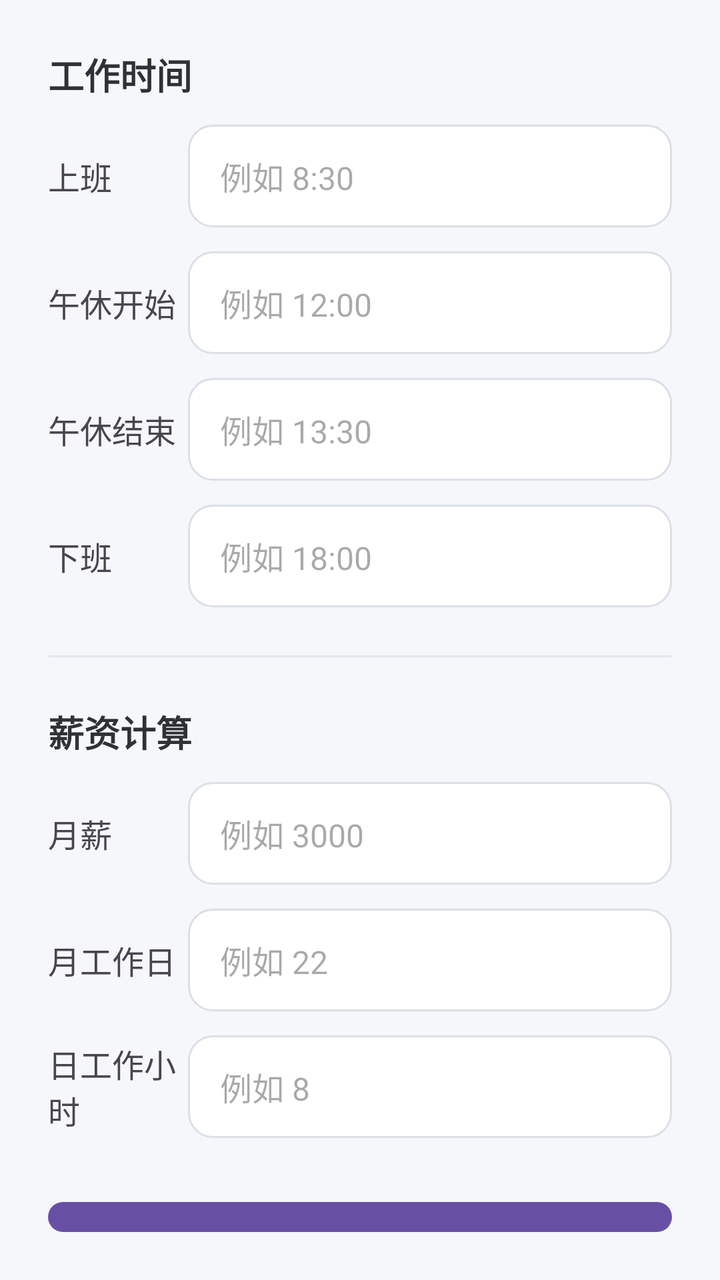
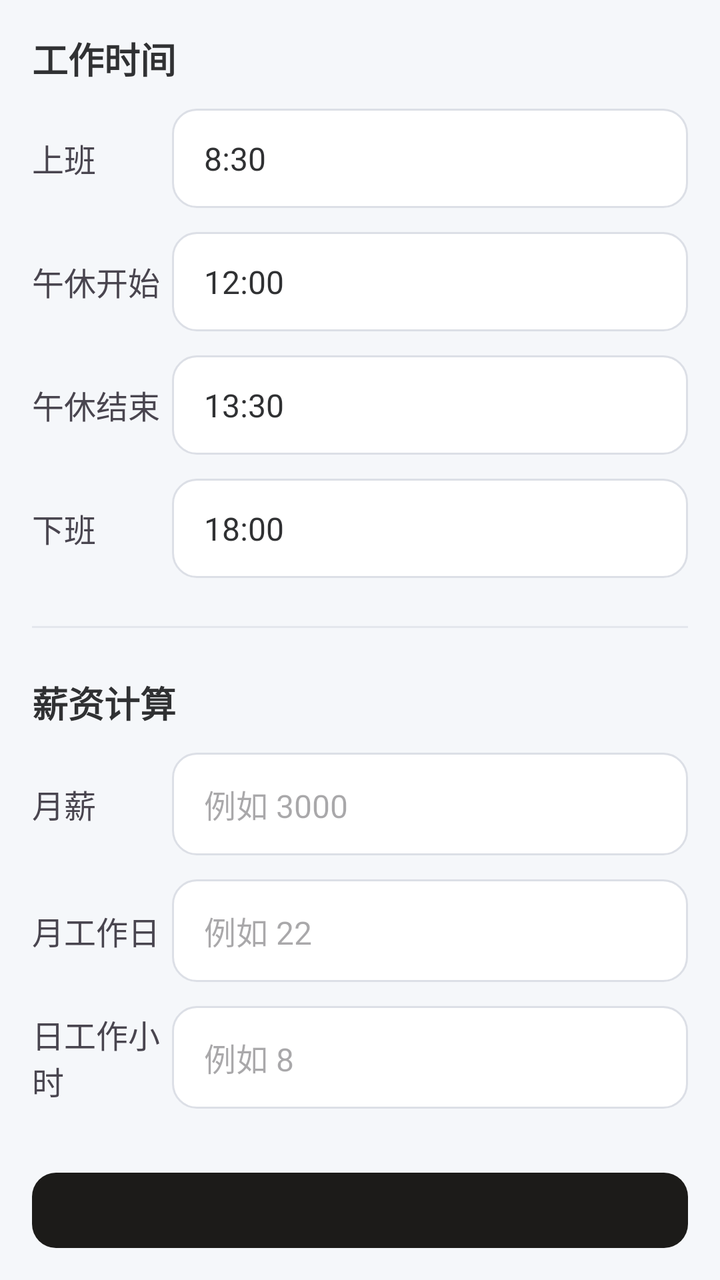

Screens rendered from an Android XML layout before and after an edit, with the pre-edit source and the edit as a unified diff.
<!-- AndroidManifest.xml: application theme Theme.Salary_Calculator -->
<!-- res/layout/activity_settings.xml -->
<?xml version="1.0" encoding="utf-8"?>
<LinearLayout xmlns:android="http://schemas.android.com/apk/res/android"
    xmlns:tools="http://schemas.android.com/tools"
    android:id="@+id/main"
    android:layout_width="match_parent"
    android:layout_height="match_parent"
    android:orientation="vertical"
    android:padding="24dp"
    android:background="#F5F7FA"
    tools:context=".SettingsActivity">

    
    <TextView
        android:layout_width="wrap_content"
        android:layout_height="wrap_content"
        android:text="工作时间"
        android:textSize="18sp"
        android:textStyle="bold"
        android:textColor="#303133"/>

    
    <LinearLayout
        android:layout_width="match_parent"
        android:layout_height="wrap_content"
        android:layout_marginTop="12dp"
        android:gravity="center_vertical"
        android:orientation="horizontal">

        <TextView
            android:layout_width="wrap_content"
            android:layout_height="wrap_content"
            android:text="上班"
            android:textSize="16sp"
            android:width="70dp"/>

        <EditText
            android:id="@+id/et_start"
            android:layout_width="0dp"
            android:layout_height="wrap_content"
            android:layout_weight="1"
            android:background="@drawable/bg_edittext"
            android:hint="例如 8:30"
            android:inputType="time"
            android:maxLines="1"
            android:paddingHorizontal="16dp"
            android:paddingVertical="14dp"
            android:textSize="16sp"/>
    </LinearLayout>

    
    <LinearLayout
        android:layout_width="match_parent"
        android:layout_height="wrap_content"
        android:layout_marginTop="12dp"
        android:gravity="center_vertical"
        android:orientation="horizontal">

        <TextView
            android:layout_width="wrap_content"
            android:layout_height="wrap_content"
            android:text="午休开始"
            android:textSize="16sp"
            android:width="70dp"/>

        <EditText
            android:id="@+id/et_lunch_start"
            android:layout_width="0dp"
            android:layout_height="wrap_content"
            android:layout_weight="1"
            android:background="@drawable/bg_edittext"
            android:hint="例如 12:00"
            android:inputType="time"
            android:maxLines="1"
            android:paddingHorizontal="16dp"
            android:paddingVertical="14dp"
            android:textSize="16sp"/>
    </LinearLayout>

    
    <LinearLayout
        android:layout_width="match_parent"
        android:layout_height="wrap_content"
        android:layout_marginTop="12dp"
        android:gravity="center_vertical"
        android:orientation="horizontal">

        <TextView
            android:layout_width="wrap_content"
            android:layout_height="wrap_content"
            android:text="午休结束"
            android:textSize="16sp"
            android:width="70dp"/>

        <EditText
            android:id="@+id/et_lunch_end"
            android:layout_width="0dp"
            android:layout_height="wrap_content"
            android:layout_weight="1"
            android:background="@drawable/bg_edittext"
            android:hint="例如 13:30"
            android:inputType="time"
            android:maxLines="1"
            android:paddingHorizontal="16dp"
            android:paddingVertical="14dp"
            android:textSize="16sp"/>
    </LinearLayout>

    
    <LinearLayout
        android:layout_width="match_parent"
        android:layout_height="wrap_content"
        android:layout_marginTop="12dp"
        android:gravity="center_vertical"
        android:orientation="horizontal">

        <TextView
            android:layout_width="wrap_content"
            android:layout_height="wrap_content"
            android:text="下班"
            android:textSize="16sp"
            android:width="70dp"/>

        <EditText
            android:id="@+id/et_end"
            android:layout_width="0dp"
            android:layout_height="wrap_content"
            android:layout_weight="1"
            android:background="@drawable/bg_edittext"
            android:hint="例如 18:00"
            android:inputType="time"
            android:maxLines="1"
            android:paddingHorizontal="16dp"
            android:paddingVertical="14dp"
            android:textSize="16sp"/>
    </LinearLayout>

    
    <View
        android:layout_width="match_parent"
        android:layout_height="1dp"
        android:layout_marginTop="24dp"
        android:background="#E4E7ED"/>

    
    <TextView
        android:layout_width="wrap_content"
        android:layout_height="wrap_content"
        android:layout_marginTop="24dp"
        android:text="薪资计算"
        android:textSize="18sp"
        android:textStyle="bold"
        android:textColor="#303133"/>

    
    <LinearLayout
        android:layout_width="match_parent"
        android:layout_height="wrap_content"
        android:layout_marginTop="12dp"
        android:gravity="center_vertical"
        android:orientation="horizontal">

        <TextView
            android:layout_width="wrap_content"
            android:layout_height="wrap_content"
            android:text="月薪"
            android:textSize="16sp"
            android:width="70dp"/>

        <EditText
            android:id="@+id/et_month_salary"
            android:layout_width="0dp"
            android:layout_height="wrap_content"
            android:layout_weight="1"
            android:background="@drawable/bg_edittext"
            android:hint="例如 3000"
            android:inputType="numberDecimal"
            android:maxLines="1"
            android:paddingHorizontal="16dp"
            android:paddingVertical="14dp"
            android:textSize="16sp"/>
    </LinearLayout>

    
    <LinearLayout
        android:layout_width="match_parent"
        android:layout_height="wrap_content"
        android:layout_marginTop="12dp"
        android:gravity="center_vertical"
        android:orientation="horizontal"
        >

        <TextView
            android:layout_width="wrap_content"
            android:layout_height="wrap_content"
            android:text="月工作日"
            android:textSize="16sp"
            android:width="70dp"/>

        <EditText
            android:id="@+id/et_month_working"
            android:layout_width="0dp"
            android:layout_height="wrap_content"
            android:layout_weight="1"
            android:background="@drawable/bg_edittext"
            android:hint="例如 22"
            android:inputType="number"
            android:maxLines="1"
            android:paddingHorizontal="16dp"
            android:paddingVertical="14dp"
            android:textSize="16sp"/>
    </LinearLayout>
    
    <LinearLayout
        android:layout_width="match_parent"
        android:layout_height="wrap_content"
        android:layout_marginTop="12dp"
        android:gravity="center_vertical"
        android:orientation="horizontal">

        <TextView
            android:layout_width="wrap_content"
            android:layout_height="wrap_content"
            android:text="日工作小时"
            android:textSize="16sp"
            android:width="70dp"/>

        <EditText
            android:id="@+id/et_day_working"
            android:layout_width="0dp"
            android:layout_height="wrap_content"
            android:layout_weight="1"
            android:background="@drawable/bg_edittext"
            android:hint="例如 8"
            android:inputType="number"
            android:maxLines="1"
            android:paddingHorizontal="16dp"
            android:paddingVertical="14dp"
            android:textSize="16sp"/>
    </LinearLayout>

    
    <Button
        android:id="@+id/btn_save"
        android:layout_width="match_parent"
        android:layout_height="wrap_content"
        android:layout_marginTop="32dp"
        android:background="@drawable/bg_btn_save"
        android:text="保存设置"
        android:textColor="#FFFFFF"
        android:textSize="17sp"
        android:paddingVertical="14dp"/>

</LinearLayout>
<!-- resources referenced by this layout -->
<resources>
  <!-- drawable bg_btn_save (drawable) -->
  <?xml version="1.0" encoding="utf-8"?>
  <shape xmlns:android="http://schemas.android.com/apk/res/android">
      <solid android:color="#409EFF"/>
      <corners android:radius="12dp"/>
  </shape>
  <!-- drawable bg_edittext (drawable) -->
  <?xml version="1.0" encoding="utf-8"?>
  <shape xmlns:android="http://schemas.android.com/apk/res/android">
      <solid android:color="#FFFFFF"/>
      <corners android:radius="12dp"/>
      <stroke
          android:width="1dp"
          android:color="#DCDFE6"/>
  </shape>
  <style name="Theme.Salary_Calculator" parent="Base.Theme.Salary_Calculator" />
  <style name="Base.Theme.Salary_Calculator" parent="Theme.Material3.DayNight.NoActionBar">
          
          
      </style>
</resources>

<!-- the commit's change to res/layout/activity_settings.xml (unified diff, before → after) -->
@@ -5,10 +5,14 @@
     android:layout_width="match_parent"
     android:layout_height="match_parent"
     android:orientation="vertical"
-    android:padding="24dp"
-    android:background="#F5F7FA"
+    android:background="@color/settings_bg"
     tools:context=".SettingsActivity">
-
+    <LinearLayout
+        android:layout_width="match_parent"
+        android:layout_height="match_parent"
+        android:orientation="vertical"
+        android:padding="16dp"
+        >
     
     <TextView
         android:layout_width="wrap_content"
@@ -16,7 +20,7 @@
         android:text="工作时间"
         android:textSize="18sp"
         android:textStyle="bold"
-        android:textColor="#303133"/>
+        android:textColor="@color/settings_title"/>
 
     
     <LinearLayout
@@ -33,18 +37,21 @@
             android:textSize="16sp"
             android:width="70dp"/>
 
-        <EditText
-            android:id="@+id/et_start"
-            android:layout_width="0dp"
-            android:layout_height="wrap_content"
-            android:layout_weight="1"
-            android:background="@drawable/bg_edittext"
-            android:hint="例如 8:30"
-            android:inputType="time"
-            android:maxLines="1"
-            android:paddingHorizontal="16dp"
-            android:paddingVertical="14dp"
-            android:textSize="16sp"/>
+        <TextView
+            android:id="@+id/tv_start"
+            android:layout_width="0dp"
+            android:layout_height="wrap_content"
+            android:layout_weight="1"
+            android:background="@drawable/bg_edittext"
+            android:maxLines="1"
+            android:text="8:30"
+            android:textColor="@color/settings_input_text"
+            android:paddingHorizontal="16dp"
+            android:paddingVertical="14dp"
+            android:textSize="16sp"
+            android:clickable="true"
+            android:focusable="true"
+            />
     </LinearLayout>
 
     
@@ -62,14 +69,14 @@
             android:textSize="16sp"
             android:width="70dp"/>
 
-        <EditText
-            android:id="@+id/et_lunch_start"
-            android:layout_width="0dp"
-            android:layout_height="wrap_content"
-            android:layout_weight="1"
-            android:background="@drawable/bg_edittext"
-            android:hint="例如 12:00"
-            android:inputType="time"
+        <TextView
+            android:id="@+id/tv_lunch_start"
+            android:layout_width="0dp"
+            android:layout_height="wrap_content"
+            android:layout_weight="1"
+            android:text="12:00"
+            android:textColor="@color/settings_input_text"
+            android:background="@drawable/bg_edittext"
             android:maxLines="1"
             android:paddingHorizontal="16dp"
             android:paddingVertical="14dp"
@@ -91,14 +98,14 @@
             android:textSize="16sp"
             android:width="70dp"/>
 
-        <EditText
-            android:id="@+id/et_lunch_end"
-            android:layout_width="0dp"
-            android:layout_height="wrap_content"
-            android:layout_weight="1"
-            android:background="@drawable/bg_edittext"
-            android:hint="例如 13:30"
-            android:inputType="time"
+        <TextView
+            android:id="@+id/tv_lunch_end"
+            android:layout_width="0dp"
+            android:layout_height="wrap_content"
+            android:layout_weight="1"
+            android:text="13:30"
+            android:textColor="@color/settings_input_text"
+            android:background="@drawable/bg_edittext"
             android:maxLines="1"
             android:paddingHorizontal="16dp"
             android:paddingVertical="14dp"
@@ -120,15 +127,15 @@
             android:textSize="16sp"
             android:width="70dp"/>
 
-        <EditText
-            android:id="@+id/et_end"
-            android:layout_width="0dp"
-            android:layout_height="wrap_content"
-            android:layout_weight="1"
-            android:background="@drawable/bg_edittext"
-            android:hint="例如 18:00"
-            android:inputType="time"
-            android:maxLines="1"
+        <TextView
+            android:id="@+id/tv_end"
+            android:layout_width="0dp"
+            android:layout_height="wrap_content"
+            android:layout_weight="1"
+            android:background="@drawable/bg_edittext"
+            android:maxLines="1"
+            android:text="18:00"
+            android:textColor="@color/settings_input_text"
             android:paddingHorizontal="16dp"
             android:paddingVertical="14dp"
             android:textSize="16sp"/>
@@ -139,7 +146,7 @@
         android:layout_width="match_parent"
         android:layout_height="1dp"
         android:layout_marginTop="24dp"
-        android:background="#E4E7ED"/>
+        android:background="@color/settings_divider"/>
 
     
     <TextView
@@ -149,7 +156,7 @@
         android:text="薪资计算"
         android:textSize="18sp"
         android:textStyle="bold"
-        android:textColor="#303133"/>
+        android:textColor="@color/settings_title"/>
 
     
     <LinearLayout
@@ -173,6 +180,7 @@
             android:layout_weight="1"
             android:background="@drawable/bg_edittext"
             android:hint="例如 3000"
+            android:textColor="@color/settings_input_text"
             android:inputType="numberDecimal"
             android:maxLines="1"
             android:paddingHorizontal="16dp"
@@ -203,6 +211,7 @@
             android:layout_weight="1"
             android:background="@drawable/bg_edittext"
             android:hint="例如 22"
+            android:textColor="@color/settings_input_text"
             android:inputType="number"
             android:maxLines="1"
             android:paddingHorizontal="16dp"
@@ -231,6 +240,7 @@
             android:layout_weight="1"
             android:background="@drawable/bg_edittext"
             android:hint="例如 8"
+            android:textColor="@color/settings_input_text"
             android:inputType="number"
             android:maxLines="1"
             android:paddingHorizontal="16dp"
@@ -246,8 +256,9 @@
         android:layout_marginTop="32dp"
         android:background="@drawable/bg_btn_save"
         android:text="保存设置"
-        android:textColor="#FFFFFF"
+        android:textColor="@color/settings_bg"
         android:textSize="17sp"
         android:paddingVertical="14dp"/>
+    </LinearLayout>
 
 </LinearLayout>
<!-- resource entries referenced after the edit -->
@@ -1,5 +1,9 @@
 <!-- resources referenced by this layout -->
 <resources>
+  <color name="settings_bg">#F5F7FA</color>
+  <color name="settings_divider">#E4E7ED</color>
+  <color name="settings_input_text">#303133</color>
+  <color name="settings_title">#303133</color>
   <!-- drawable bg_btn_save (drawable) -->
   <?xml version="1.0" encoding="utf-8"?>
   <shape xmlns:android="http://schemas.android.com/apk/res/android">
@@ -17,8 +21,13 @@
   </shape>
   <style name="Theme.Salary_Calculator" parent="Base.Theme.Salary_Calculator" />
   <style name="Base.Theme.Salary_Calculator" parent="Theme.Material3.DayNight.NoActionBar">
-          
-          
+          <item name="colorPrimary">@color/home_ink</item>
+          <item name="android:windowBackground">@color/home_bg</item>
+          <item name="android:statusBarColor">@color/home_bg</item>
+          <item name="android:navigationBarColor">@color/home_bg</item>
+          <item name="android:windowLightStatusBar">true</item>
       </style>
+  <color name="home_ink">#1C1B19</color>
+  <color name="home_bg">#F6F4EF</color>
 </resources>
 
